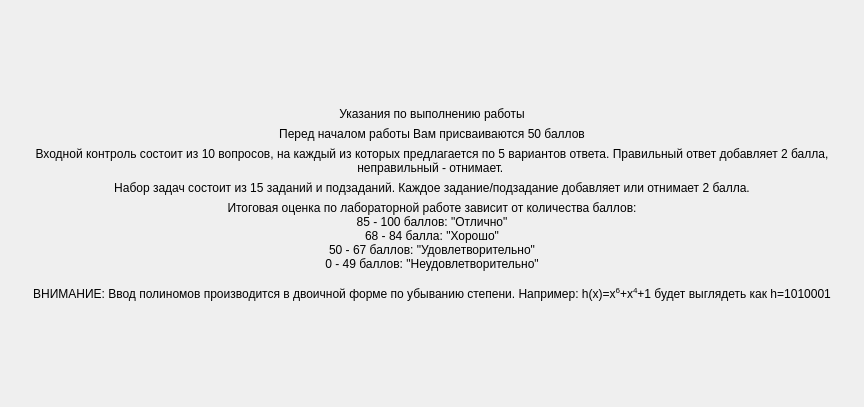
First picture: the form in screen/screendescription.ui, repository bukhmastov/fpsp, before the edit.
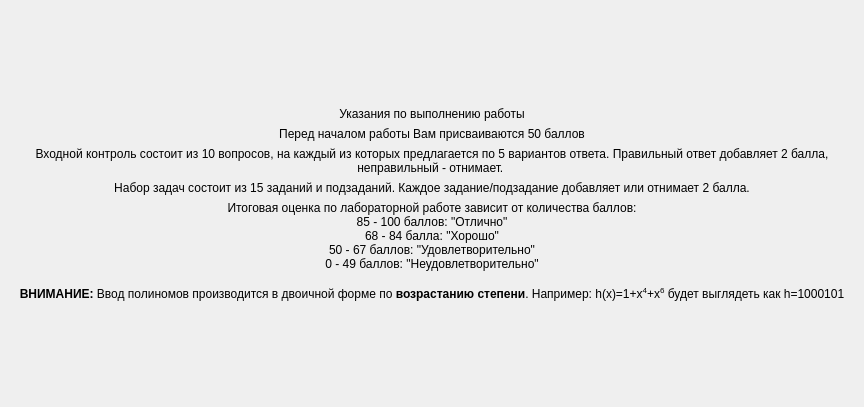
Second picture: the form after the edit.

```diff
--- a/screen/screendescription.ui
+++ b/screen/screendescription.ui
@@ -147,7 +147,7 @@
         <string notr="true">font: 12pt &quot;MS Shell Dlg 2&quot;;</string>
        </property>
        <property name="text">
-        <string>ВНИМАНИЕ: Ввод полиномов производится в двоичной форме по убыванию степени. Например: h(x)=x&lt;sup&gt;6&lt;/sup&gt;+x&lt;sup&gt;4&lt;/sup&gt;+1 будет выглядеть как h=1010001</string>
+        <string>&lt;b&gt;ВНИМАНИЕ:&lt;/b&gt; Ввод полиномов производится в двоичной форме по &lt;b&gt;возрастанию степени&lt;/b&gt;. Например: h(x)=1+x&lt;sup&gt;4&lt;/sup&gt;+x&lt;sup&gt;6&lt;/sup&gt; будет выглядеть как h=1000101</string>
        </property>
        <property name="alignment">
         <set>Qt::AlignCenter</set>
```
